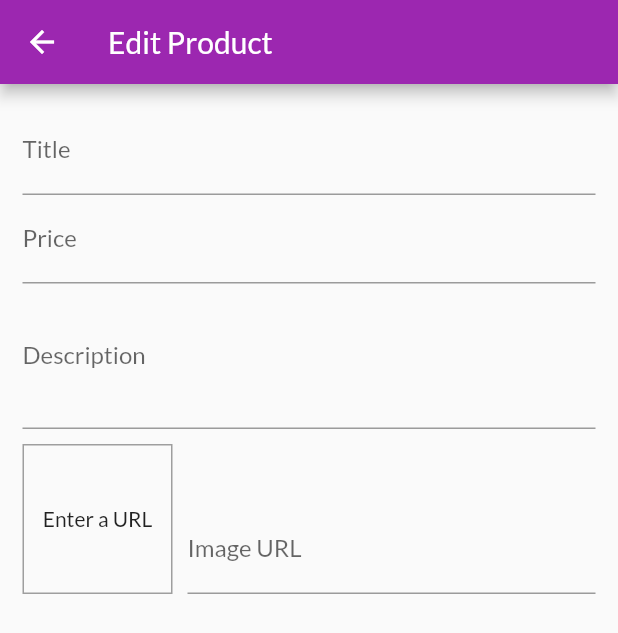
After one commit to davidjhoseph/shop-app, a Flutter app: the EditProductScreen screen opened by its route, on a phone screen of 412 x 824 dp. The commit adds this screen. Shown: the top 633 px of the screen. Run offline on Flutter 3.47's test engine with Material 2 defaults, Android fonts, the phone set to English and light mode, and no system bars; network calls fail.

Commit message:
major changes

```diff
--- a/lib/main.dart
+++ b/lib/main.dart
@@ -5,6 +5,8 @@ import 'package:shop_app/screens/order_screen.dart';
 import './screens/product_detail_screen.dart';
 import './screens/product_overview_screen.dart';
 import './screens/cart_screen.dart';
+import './screens/user_product_screen.dart';
+import './screens/edit_product_screen.dart';
 
 import './providers/order.dart';
 import './providers/products.dart';
@@ -39,7 +41,9 @@ class MyApp extends StatelessWidget {
           '/': (ctx) => ProductOverviewScreen(),
           ProductDetailScreen.routeName: (ctx) => ProductDetailScreen(),
           CartScreen.routeName: (ctx) => CartScreen(),
-          OrderScreen.routeName: (ctx) => OrderScreen()
+          OrderScreen.routeName: (ctx) => OrderScreen(),
+          UserProductScreen.routeName: (ctx) => UserProductScreen(),
+          EditProductScreen.routeName: (ctx) => EditProductScreen(),
         },
       ),
     );
--- /dev/null
+++ b/lib/screens/edit_product_screen.dart
@@ -0,0 +1,176 @@
+import 'package:flutter/material.dart';
+
+import '../providers/product.dart';
+
+class EditProductScreen extends StatefulWidget {
+  static const routeName = '/edit_product';
+  @override
+  _EditProductScreenState createState() => _EditProductScreenState();
+}
+
+class _EditProductScreenState extends State<EditProductScreen> {
+  final _priceFocusNode = FocusNode();
+  final _descriptionFocusNode = FocusNode();
+  final _imageUrlFocusNode = FocusNode();
+  final _form = GlobalKey<FormState>();
+  final _imageUrlController = TextEditingController();
+  var _product = Product(
+    id: null,
+    description: '',
+    title: '',
+    price: 0,
+    imageUrl: '',
+  );
+
+  @override
+  void initState() {
+    super.initState();
+    _imageUrlController.addListener(_updateImageUrl);
+  }
+
+  void _updateImageUrl() {
+    if (!_imageUrlFocusNode.hasFocus) {
+      setState(() {});
+    }
+  }
+
+  void _submitForm() {
+    _form.currentState.save();
+    print(_product.title);
+    print(_product.price);
+    print(_product.description);
+    print(_product.imageUrl);
+  }
+
+  @override
+  void dispose() {
+    _imageUrlController.removeListener(_updateImageUrl);
+    _priceFocusNode.dispose();
+    _descriptionFocusNode.dispose();
+    _imageUrlFocusNode.dispose();
+    _imageUrlController.dispose();
+
+    super.dispose();
+  }
+
+  @override
+  Widget build(BuildContext context) {
+    return Scaffold(
+      appBar: AppBar(
+        title: Text('Edit Product'),
+      ),
+      body: Padding(
+        padding: const EdgeInsets.all(15.0),
+        child: Form(
+          key: _form,
+          child: SingleChildScrollView(
+            child: Column(
+              children: [
+                TextFormField(
+                  decoration: InputDecoration(
+                    labelText: 'Title',
+                  ),
+                  textInputAction: TextInputAction.next,
+                  onSaved: (value) {
+                    _product = Product(
+                        id: null,
+                        title: value,
+                        description: '',
+                        imageUrl: '',
+                        price: 0);
+                  },
+                  onFieldSubmitted: (_) {
+                    FocusScope.of(context).requestFocus(_priceFocusNode);
+                  },
+                ),
+                TextFormField(
+                  decoration: InputDecoration(
+                    labelText: 'Price',
+                  ),
+                  onSaved: (value) {
+                    _product = Product(
+                      id: null,
+                      title: _product.title,
+                      description: '',
+                      imageUrl: '',
+                      price: double.parse(value),
+                    );
+                  },
+                  onFieldSubmitted: (_) {
+                    FocusScope.of(context).requestFocus(_descriptionFocusNode);
+                  },
+                  keyboardType: TextInputType.number,
+                  focusNode: _priceFocusNode,
+                  textInputAction: TextInputAction.next,
+                ),
+                TextFormField(
+                  decoration: InputDecoration(
+                    labelText: 'Description',
+                  ),
+                  maxLines: 3,
+                  onSaved: (value) {
+                    _product = Product(
+                        id: null,
+                        title: _product.title,
+                        description: value,
+                        imageUrl: '',
+                        price: _product.price);
+                  },
+                  focusNode: _descriptionFocusNode,
+                  keyboardType: TextInputType.multiline,
+                ),
+                Row(
+                  crossAxisAlignment: CrossAxisAlignment.end,
+                  children: [
+                    Container(
+                      width: 100,
+                      height: 100,
+                      margin: EdgeInsets.only(top: 10, right: 10),
+                      decoration: BoxDecoration(
+                        border: Border.all(
+                          width: 1,
+                          color: Colors.grey,
+                        ),
+                      ),
+                      child: _imageUrlController.text.isEmpty
+                          ? Center(
+                              child: Text(
+                                'Enter a URL',
+                                textAlign: TextAlign.center,
+                              ),
+                            )
+                          : Image.network(
+                              _imageUrlController.text,
+                              fit: BoxFit.cover,
+                            ),
+                    ),
+                    Expanded(
+                      child: TextFormField(
+                        decoration: InputDecoration(labelText: 'Image URL'),
+                        keyboardType: TextInputType.url,
+                        controller: _imageUrlController,
+                        focusNode: _imageUrlFocusNode,
+                        onSaved: (value) {
+                          _product = Product(
+                              id: null,
+                              title: _product.title,
+                              description: _product.description,
+                              imageUrl: value,
+                              price: _product.price);
+                        },
+                        onFieldSubmitted: (_) {
+                          _submitForm();
+                        },
+                        textInputAction: TextInputAction.done,
+                      ),
+                    )
+                  ],
+                )
+              ],
+            ),
+          ),
+        ),
+      ),
+    );
+  }
+}
--- a/lib/screens/product_overview_screen.dart
+++ b/lib/screens/product_overview_screen.dart
@@ -4,6 +4,8 @@ import 'package:provider/provider.dart';
 
 import '../widgets/product_grid.dart';
 import '../widgets/badge.dart';
+import '../widgets/side_drawer.dart';
+
 import '../providers/cart.dart';
 import './cart_screen.dart';
 
@@ -22,6 +24,7 @@ class _ProductOverviewScreenState extends State<ProductOverviewScreen> {
   @override
   Widget build(BuildContext context) {
     return Scaffold(
+      drawer: SideDrawer(),
       appBar: AppBar(
         title: Text('My Shop'),
         actions: [
--- a/pubspec.yaml
+++ b/pubspec.yaml
@@ -20,6 +20,7 @@ dependencies:
   flutter:
     sdk: flutter
   provider: ^4.3.2
+  intl: ^0.16.1
 
   # The following adds the Cupertino Icons font to your application.
   # Use with the CupertinoIcons class for iOS style icons.
```
Also changed, not shown: lib/providers/cart.dart (+19 -0 lines), lib/screens/cart_screen.dart (+9 -2 lines), lib/screens/order_screen.dart (+20 -1 lines), lib/screens/user_product_screen.dart (added, +46 -0 lines), lib/widgets/cart_item.dart (+24 -1 lines), lib/widgets/order_item.dart (added, +70 -0 lines), lib/widgets/product_item.dart (+16 -2 lines), lib/widgets/side_drawer.dart (added, +47 -0 lines), lib/widgets/user_product_item.dart (added, +33 -0 lines), pubspec.lock.
